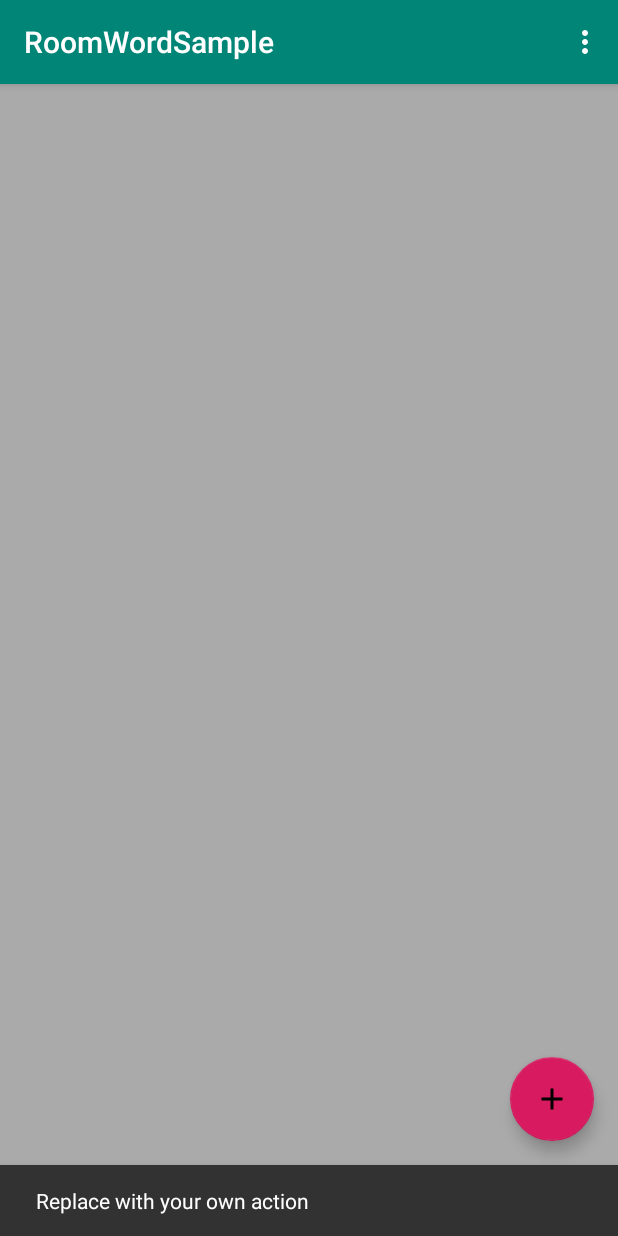
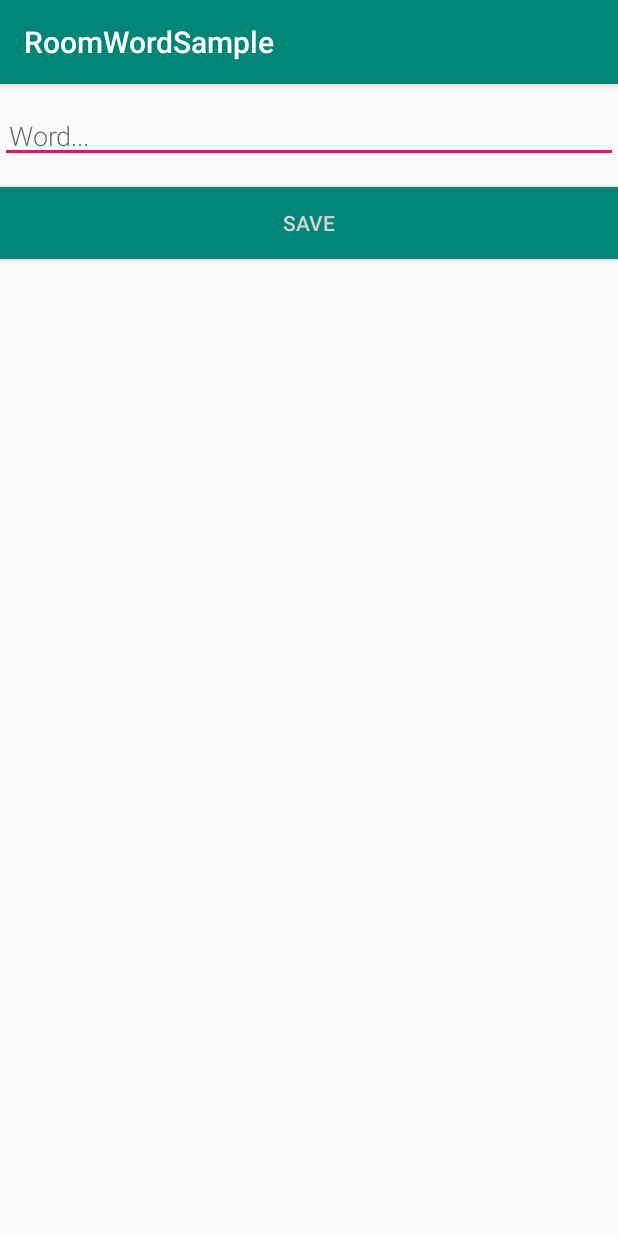
Before and after one commit to marcostark/RoomWordSample, an Android app: the screen it shows after launch (MainActivity before the commit, NewWordActivity after it), after a tap on an icon or button, on a phone screen of 412 x 824 dp. Run offline under Robolectric (Android 15) with nearby library versions, the phone set to English and light mode, and no system bars; our stand-ins replace Room's generated code; libraries missing offline, so code that uses them is left out: android.arch.persistence.

Commit message:
App finalizado

```diff
--- a/app/src/main/AndroidManifest.xml
+++ b/app/src/main/AndroidManifest.xml
@@ -19,6 +19,7 @@
                 <category android:name="android.intent.category.LAUNCHER" />
             </intent-filter>
         </activity>
+        <activity android:name=".NewWordActivity"></activity>
     </application>
 
 </manifest>
--- a/app/src/main/java/com/gqdostark/roomwordsample/MainActivity.java
+++ b/app/src/main/java/com/gqdostark/roomwordsample/MainActivity.java
@@ -1,8 +1,11 @@
 package com.gqdostark.roomwordsample;
 
+import android.arch.lifecycle.Observer;
+import android.arch.lifecycle.ViewModelProviders;
+import android.content.Intent;
 import android.os.Bundle;
+import android.support.annotation.Nullable;
 import android.support.design.widget.FloatingActionButton;
-import android.support.design.widget.Snackbar;
 import android.support.v7.app.AppCompatActivity;
 import android.support.v7.widget.LinearLayoutManager;
 import android.support.v7.widget.RecyclerView;
@@ -10,50 +13,88 @@ import android.support.v7.widget.Toolbar;
 import android.view.View;
 import android.view.Menu;
 import android.view.MenuItem;
+import android.widget.Toast;
+
+import java.util.List;
 
 public class MainActivity extends AppCompatActivity {
+
+    private static final int NEW_WORD_ACTIVITY_REQUEST_CODE = 1;
+    private WordViewModel mWordViewModel;
 
     @Override
     protected void onCreate(Bundle savedInstanceState) {
         super.onCreate(savedInstanceState);
         setContentView(R.layout.activity_main);
+
         Toolbar toolbar = (Toolbar) findViewById(R.id.toolbar);
         setSupportActionBar(toolbar);
+
+        RecyclerView recyclerView = findViewById(R.id.recyclerview);
+        final WordListAdapter adapter = new WordListAdapter(this);
+        recyclerView.setAdapter(adapter);
+        recyclerView.setLayoutManager(new LinearLayoutManager(this));
+
+
+        mWordViewModel = ViewModelProviders.of(this).get(WordViewModel.class);
+
+        mWordViewModel.getAllWords().observe(this, new Observer<List<Word>>() {
+            @Override
+            public void onChanged(@Nullable final List<Word> words) {
+                // Update the cached copy of the words in the adapter.
+                adapter.setWords(words);
+            }
+        });
+
 
         FloatingActionButton fab = (FloatingActionButton) findViewById(R.id.fab);
         fab.setOnClickListener(new View.OnClickListener() {
             @Override
             public void onClick(View view) {
-                Snackbar.make(view, "Replace with your own action", Snackbar.LENGTH_LONG)
-                        .setAction("Action", null).show();
+                Intent intent = new Intent(MainActivity.this, NewWordActivity.class);
+                startActivityForResult(intent, NEW_WORD_ACTIVITY_REQUEST_CODE);
+//                Snackbar.make(view, "Replace with your own action", Snackbar.LENGTH_LONG)
+//                        .setAction("Action", null).show();
             }
         });
 
-        RecyclerView recyclerView = findViewById(R.id.recyclerview);
-        final WordListAdapter adapter = new WordListAdapter(this);
-        recyclerView.setAdapter(adapter);
-        recyclerView.setLayoutManager(new LinearLayoutManager(this));
+
     }
 
     @Override
     public boolean onCreateOptionsMenu(Menu menu) {
-        // Inflate the menu; this adds items to the action bar if it is present.
         getMenuInflater().inflate(R.menu.menu_main, menu);
         return true;
     }
 
     @Override
     public boolean onOptionsItemSelected(MenuItem item) {
-        // Handle action bar item clicks here. The action bar will
-        // automatically handle clicks on the Home/Up button, so long
-        // as you specify a parent activity in AndroidManifest.xml.
         int id = item.getItemId();
 
-        //noinspection SimplifiableIfStatement
         if (id == R.id.action_settings) {
             return true;
         }
 
         return super.onOptionsItemSelected(item);
     }
+
+    /*
+    * Se a atividade retornar com RESULT_OK, insira a palavra retornada no
+    * banco de dados chamando o insert()método do arquivo WordViewModel.
+    * */
+    public void onActivityResult(int requestCode, int resultCode, Intent data) {
+        super.onActivityResult(requestCode, resultCode, data);
+
+        if (requestCode == NEW_WORD_ACTIVITY_REQUEST_CODE && resultCode == RESULT_OK) {
+            Word word = new Word(data.getStringExtra(NewWordActivity.EXTRA_REPLY));
+            mWordViewModel.insert(word);
+        } else {
+            Toast.makeText(
+                    getApplicationContext(),
+                    R.string.empty_not_saved,
+                    Toast.LENGTH_LONG).show();
+        }
+    }
+
+
 }
--- /dev/null
+++ b/app/src/main/java/com/gqdostark/roomwordsample/NewWordActivity.java
@@ -0,0 +1,38 @@
+package com.gqdostark.roomwordsample;
+
+import android.content.Intent;
+import android.support.v7.app.AppCompatActivity;
+import android.os.Bundle;
+import android.text.TextUtils;
+import android.view.View;
+import android.widget.Button;
+import android.widget.EditText;
+
+public class NewWordActivity extends AppCompatActivity {
+
+    public static final String EXTRA_REPLY = "com.example.android.wordlistsql.REPLY";
+
+    private EditText mEditWordView;
+
+    @Override
+    protected void onCreate(Bundle savedInstanceState) {
+        super.onCreate(savedInstanceState);
+        setContentView(R.layout.activity_new_word);
+        mEditWordView = findViewById(R.id.edit_word);
+
+        final Button button = findViewById(R.id.button_save);
+        button.setOnClickListener(new View.OnClickListener() {
+            public void onClick(View view) {
+                Intent replyIntent = new Intent();
+                if (TextUtils.isEmpty(mEditWordView.getText())) {
+                    setResult(RESULT_CANCELED, replyIntent);
+                } else {
+                    String word = mEditWordView.getText().toString();
+                    replyIntent.putExtra(EXTRA_REPLY, word);
+                    setResult(RESULT_OK, replyIntent);
+                }
+                finish();
+            }
+        });
+    }
+}
--- a/app/src/main/java/com/gqdostark/roomwordsample/Word.java
+++ b/app/src/main/java/com/gqdostark/roomwordsample/Word.java
@@ -15,5 +15,6 @@ public class Word {
 
     public Word(@NonNull String word) {this.mWord = word;}
 
+    @NonNull
     public String getWord(){return this.mWord;}
 }
--- a/app/src/main/java/com/gqdostark/roomwordsample/WordDao.java
+++ b/app/src/main/java/com/gqdostark/roomwordsample/WordDao.java
@@ -1,11 +1,13 @@
 package com.gqdostark.roomwordsample;
 
 import android.arch.lifecycle.LiveData;
+import android.arch.persistence.room.Dao;
 import android.arch.persistence.room.Insert;
 import android.arch.persistence.room.Query;
 
 import java.util.List;
 
+@Dao
 public interface WordDao {
 
     @Insert
@@ -17,4 +19,7 @@ public interface WordDao {
     @Query("SELECT * from word_table ORDER BY word ASC")
     LiveData<List<Word>> getAllWords();
 
+    @Query("SELECT * from word_table ORDER BY word ASC")
+    LiveData<List<Word>> getAlphabetizedWords();
+
 }
--- a/app/src/main/java/com/gqdostark/roomwordsample/WordListAdapter.java
+++ b/app/src/main/java/com/gqdostark/roomwordsample/WordListAdapter.java
@@ -8,6 +8,7 @@ import android.view.View;
 import android.view.ViewGroup;
 import android.widget.TextView;
 
+import java.util.Collections;
 import java.util.List;
 
 public class WordListAdapter extends RecyclerView.Adapter<WordListAdapter.WordViewHolder> {
@@ -18,12 +19,12 @@ public class WordListAdapter extends RecyclerView.Adapter<WordListAdapter.WordVi
 
         public WordViewHolder(@NonNull View itemView) {
             super(itemView);
-            this.wordItemView = itemView.findViewById(R.id.textView);
+            wordItemView = itemView.findViewById(R.id.textView);
         }
     }
 
     private final LayoutInflater mInflater;
-    private List<Word> mWords;
+    private List<Word> mWords = Collections.emptyList(); // Cached copy of words
 
     WordListAdapter(Context context) { mInflater = LayoutInflater.from(context);}
 
@@ -31,19 +32,22 @@ public class WordListAdapter extends RecyclerView.Adapter<WordListAdapter.WordVi
 
     @NonNull
     @Override
-    public WordViewHolder onCreateViewHolder(@NonNull ViewGroup viewGroup, int i) {
+    public WordViewHolder onCreateViewHolder(ViewGroup viewGroup, int i) {
         View itemView = mInflater.inflate(R.layout.recyclerview_item, viewGroup, false);
         return new WordViewHolder(itemView);
     }
 
     @Override
     public void onBindViewHolder(@NonNull WordViewHolder holder, int position) {
-        if(mWords != null) {
-            Word current = mWords.get(position);
-            holder.wordItemView.setText(current.getWord());
-        } else {
-            holder.wordItemView.setText("Sem palavras");
-        }
+//        if(mWords != null) {
+//            Word current = mWords.get(position);
+//            holder.wordItemView.setText(current.getWord());
+//        } else {
+//            holder.wordItemView.setText("Sem palavras");
+//        }
+
+        Word current = mWords.get(position);
+        holder.wordItemView.setText(current.getWord());
     }
 
     void setWords(List<Word> words){
@@ -54,9 +58,11 @@ public class WordListAdapter extends RecyclerView.Adapter<WordListAdapter.WordVi
 
     @Override
     public int getItemCount() {
-        if(mWords != null)
-            return mWords.size();
-        else return 0;
+//        if(mWords != null)
+//            return mWords.size();
+//        else return 0;
+
+        return mWords.size();
     }
 
 }
--- a/app/src/main/java/com/gqdostark/roomwordsample/WordRepository.java
+++ b/app/src/main/java/com/gqdostark/roomwordsample/WordRepository.java
@@ -21,7 +21,8 @@ public class WordRepository {
     WordRepository(Application application) {
         WordRoomDatabase db = WordRoomDatabase.getDatabase(application);
         mWordDao = db.wordDao();
-        mAllWords = mWordDao.getAllWords();
+//        mAllWords = mWordDao.getAllWords();
+        mAllWords = mWordDao.getAlphabetizedWords();
     }
 
     LiveData<List<Word>> getAllWords(){
--- a/app/src/main/java/com/gqdostark/roomwordsample/WordRoomDatabase.java
+++ b/app/src/main/java/com/gqdostark/roomwordsample/WordRoomDatabase.java
@@ -1,5 +1,6 @@
 package com.gqdostark.roomwordsample;
 
+import android.arch.persistence.db.SupportSQLiteDatabase;
 import android.arch.persistence.db.SupportSQLiteOpenHelper;
 import android.arch.persistence.room.Database;
 import android.arch.persistence.room.DatabaseConfiguration;
@@ -7,6 +8,7 @@ import android.arch.persistence.room.InvalidationTracker;
 import android.arch.persistence.room.Room;
 import android.arch.persistence.room.RoomDatabase;
 import android.content.Context;
+import android.os.AsyncTask;
 import android.support.annotation.NonNull;
 
 @Database(entities = {Word.class}, version = 1)
@@ -23,6 +25,10 @@ public abstract class WordRoomDatabase extends RoomDatabase {
                     // Criando banco de dados aqui
                     INSTANCE = Room.databaseBuilder(context.getApplicationContext(),
                             WordRoomDatabase.class, "word_database")
+                            // Wipes and rebuilds instead of migrating if no Migration object.
+                            // Migration is not part of this codelab.
+                            .fallbackToDestructiveMigration()
+                            .addCallback(sRoomDatabaseCallback)
                             .build();
                 }
             }
@@ -30,4 +36,33 @@ public abstract class WordRoomDatabase extends RoomDatabase {
         return INSTANCE;
     }
 
+
+    //Populando banco inicialmente
+    private static RoomDatabase.Callback sRoomDatabaseCallback =
+            new RoomDatabase.Callback() {
+
+                public void onOpen(@NonNull SupportSQLiteDatabase db) {
+                    super.onOpen(db);
+                    new PopulateDbAsync(INSTANCE).execute();
+                }
+            };
+
+    private static class PopulateDbAsync extends AsyncTask<Void, Void, Void> {
+
+        private final WordDao mDao;
+
+        PopulateDbAsync(WordRoomDatabase db) {
+            mDao = db.wordDao();
+        }
+
+        @Override
+        protected Void doInBackground(final Void... params) {
+            mDao.deleteAll();
+            Word word = new Word("Hello");
+            mDao.insert(word);
+            word = new Word("World");
+            mDao.insert(word);
+            return null;
+        }
+    }
 }
--- a/app/src/main/java/com/gqdostark/roomwordsample/WordViewModel.java
+++ b/app/src/main/java/com/gqdostark/roomwordsample/WordViewModel.java
@@ -4,6 +4,7 @@ import android.app.Application;
 import android.arch.lifecycle.AndroidViewModel;
 import android.arch.lifecycle.LiveData;
 import android.support.annotation.NonNull;
+import android.util.Log;
 
 import java.util.List;
 
@@ -27,7 +28,7 @@ public class WordViewModel extends AndroidViewModel {
         mAllWords = mRepository.getAllWords();
     }
 
-    LiveData<List<Word>> getmAllWords() {
+    LiveData<List<Word>> getAllWords() {
         return mAllWords;
     }
 
--- /dev/null
+++ b/app/src/main/res/layout/activity_new_word.xml
@@ -0,0 +1,38 @@
+<?xml version="1.0" encoding="utf-8"?>
+
+<!-- Copyright 2017 Google Inc.
+Licensed under the Apache License, Version 2.0 (the "License");
+you may not use this file except in compliance with the License.
+You may obtain a copy of the License at
+    http://www.apache.org/licenses/LICENSE-2.0
+Unless required by applicable law or agreed to in writing, software
+distributed under the License is distributed on an "AS IS" BASIS,
+WITHOUT WARRANTIES OR CONDITIONS OF ANY KIND, either express or implied.
+See the License for the specific language governing permissions and
+limitations under the License. -->
+
+<LinearLayout xmlns:android="http://schemas.android.com/apk/res/android"
+    android:orientation="vertical" android:layout_width="match_parent"
+    android:layout_height="match_parent">
+
+    <EditText
+        android:id="@+id/edit_word"
+        android:layout_width="match_parent"
+        android:layout_height="wrap_content"
+        android:fontFamily="sans-serif-light"
+        android:hint="@string/hint_word"
+        android:inputType="textAutoComplete"
+        android:padding="@dimen/small_padding"
+        android:layout_marginBottom="@dimen/big_padding"
+        android:layout_marginTop="@dimen/big_padding"
+        android:textSize="18sp" />
+
+    <Button
+        android:id="@+id/button_save"
+        android:layout_width="match_parent"
+        android:layout_height="wrap_content"
+        android:background="@color/colorPrimary"
+        android:text="@string/button_save"
+        android:textColor="@color/buttonLabel" />
+
+</LinearLayout>
--- a/app/src/main/res/layout/recyclerview_item.xml
+++ b/app/src/main/res/layout/recyclerview_item.xml
@@ -1,7 +1,8 @@
 <?xml version="1.0" encoding="utf-8"?>
 <android.support.constraint.ConstraintLayout
-    xmlns:android="http://schemas.android.com/apk/res/android" android:layout_width="match_parent"
-    android:layout_height="match_parent">
+    xmlns:android="http://schemas.android.com/apk/res/android"
+    android:layout_width="match_parent"
+    android:layout_height="wrap_content">
 
     <TextView
         android:id="@+id/textView"
--- a/app/src/main/res/values/colors.xml
+++ b/app/src/main/res/values/colors.xml
@@ -3,4 +3,6 @@
     <color name="colorPrimary">#008577</color>
     <color name="colorPrimaryDark">#00574B</color>
     <color name="colorAccent">#D81B60</color>
+
+    <color name="buttonLabel">#d3d3d3</color>
 </resources>
--- a/app/src/main/res/values/dimens.xml
+++ b/app/src/main/res/values/dimens.xml
@@ -1,3 +1,7 @@
 <resources>
     <dimen name="fab_margin">16dp</dimen>
+
+    <dimen name="small_padding">6dp</dimen>
+    <dimen name="big_padding">16dp</dimen>
+
 </resources>
--- a/app/src/main/res/values/strings.xml
+++ b/app/src/main/res/values/strings.xml
@@ -1,4 +1,9 @@
 <resources>
     <string name="app_name">RoomWordSample</string>
     <string name="action_settings">Settings</string>
+
+    <string name="hint_word">Word...</string>
+    <string name="button_save">Save</string>
+    <string name="empty_not_saved">Word not saved because it is empty.</string>
+
 </resources>
--- a/app/src/main/res/values/styles.xml
+++ b/app/src/main/res/values/styles.xml
@@ -19,7 +19,7 @@
 
     <style name="word_title">
         <item name="android:layout_width">match_parent</item>
-        <item name="android:layout_height">26dp</item>
+        <item name="android:layout_height">wrap_content</item>
         <item name="android:textSize">24sp</item>
         <item name="android:textStyle">bold</item>
         <item name="android:layout_marginBottom">6dp</item>
```
Also changed, not shown: 3 other files.
